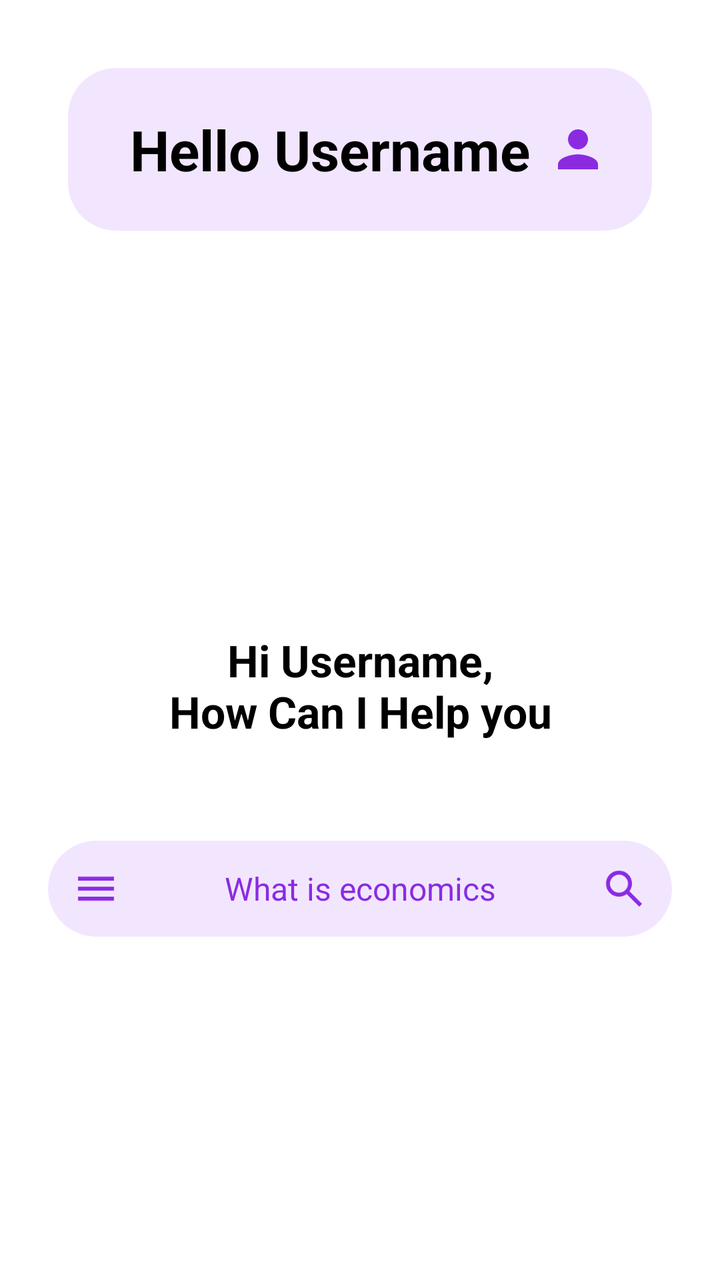
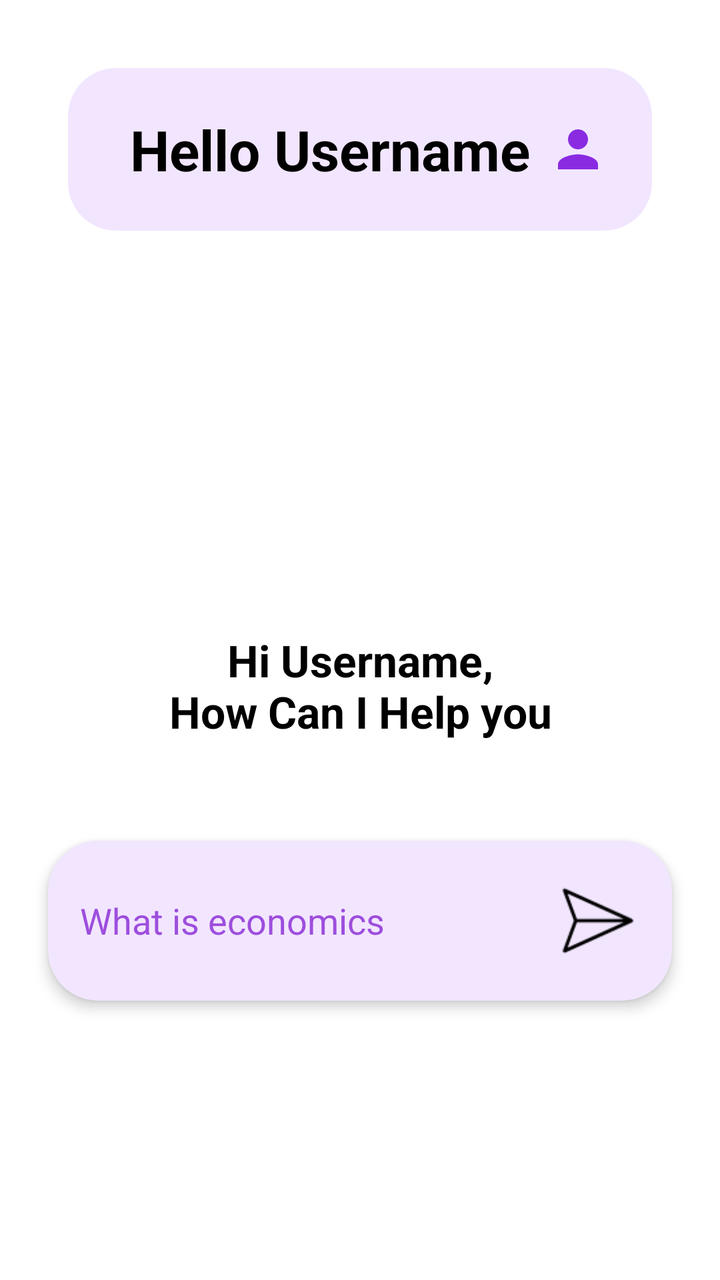

Screens rendered from an Android XML layout before and after an edit, with the pre-edit source and the edit as a unified diff.
<!-- AndroidManifest.xml: application theme Theme.EduApp -->
<!-- res/layout/activity_chat_ai_page.xml -->
<?xml version="1.0" encoding="utf-8"?>
<androidx.constraintlayout.widget.ConstraintLayout
    xmlns:android="http://schemas.android.com/apk/res/android"
    xmlns:app="http://schemas.android.com/apk/res-auto"
    xmlns:tools="http://schemas.android.com/tools"
    android:layout_width="match_parent"
    android:layout_height="match_parent"
    android:background="@color/white"
    tools:context=".ChatAiPageActivity">

    
    <LinearLayout
        android:id="@+id/headerLayout"
        android:layout_width="match_parent"
        android:layout_height="wrap_content"
        android:layout_margin="34dp"
        android:background="@drawable/rounded_header_bg"
        android:gravity="center_vertical"
        android:orientation="horizontal"
        android:padding="22dp"
        app:layout_constraintEnd_toEndOf="parent"
        app:layout_constraintStart_toStartOf="parent"
        app:layout_constraintTop_toTopOf="parent">

        <TextView
            android:layout_width="0dp"
            android:layout_height="wrap_content"
            android:layout_weight="1"
            android:gravity="center"
            android:text="@string/hello_username"
            android:textColor="@color/black"
            android:textSize="28sp"
            android:textStyle="bold" />

        <ImageView
            android:layout_width="30dp"
            android:layout_height="30dp"
            android:src="@drawable/ic_person"
            app:tint="@color/purple_accent" />
    </LinearLayout>

    
    <TextView
        android:id="@+id/greetingText"
        android:layout_width="wrap_content"
        android:layout_height="wrap_content"
        android:layout_marginTop="200dp"
        android:text="@string/greeting_text"
        android:textAlignment="center"
        android:textColor="@color/black"
        android:textSize="22sp"
        android:textStyle="bold"
        app:layout_constraintEnd_toEndOf="parent"
        app:layout_constraintStart_toStartOf="parent"
        app:layout_constraintTop_toBottomOf="@id/headerLayout"
        tools:textSize="44dp" />

    
    <LinearLayout
        android:id="@+id/searchBarLayout"
        android:layout_width="0dp"
        android:layout_height="wrap_content"
        android:layout_marginHorizontal="24dp"
        android:layout_marginTop="50dp"
        android:background="@drawable/rounded_search_bg"
        android:gravity="center_vertical"
        android:orientation="horizontal"
        android:padding="12dp"
        app:layout_constraintEnd_toEndOf="parent"
        app:layout_constraintStart_toStartOf="parent"
        app:layout_constraintTop_toBottomOf="@id/greetingText">

        <ImageView
            android:layout_width="24dp"
            android:layout_height="24dp"
            android:src="@drawable/ic_menu"
            app:tint="@color/purple_accent" />

        <TextView
            android:layout_width="0dp"
            android:layout_height="wrap_content"
            android:layout_weight="1"
            android:gravity="center"
            android:paddingHorizontal="12dp"
            android:text="@string/search_placeholder"
            android:textColor="@color/purple_accent"
            android:textSize="16sp" />

        <ImageView
            android:layout_width="24dp"
            android:layout_height="24dp"
            android:src="@drawable/ic_search"
            app:tint="@color/purple_accent" />
    </LinearLayout>


</androidx.constraintlayout.widget.ConstraintLayout>
<!-- resources referenced by this layout -->
<resources>
  <color name="black">#FF000000</color>
  <color name="purple_accent">#8A2BE2</color>
  <color name="white">#FFFFFFFF</color>
  <!-- drawable ic_menu (drawable) -->
  <vector xmlns:android="http://schemas.android.com/apk/res/android"
      android:width="24dp"
      android:height="24dp"
      android:viewportWidth="960"
      android:viewportHeight="960">
    <path
        android:pathData="M120,720v-80h720v80L120,720ZM120,520v-80h720v80L120,520ZM120,320v-80h720v80L120,320Z"
        android:fillColor="#e3e3e3"/>
  </vector>
  <!-- drawable ic_person (drawable) -->
  <vector xmlns:android="http://schemas.android.com/apk/res/android" android:height="24dp" android:tint="#000000" android:viewportHeight="24" android:viewportWidth="24" android:width="24dp">
        
      <path android:fillColor="@android:color/white" android:pathData="M12,12c2.21,0 4,-1.79 4,-4s-1.79,-4 -4,-4 -4,1.79 -4,4 1.79,4 4,4zM12,14c-2.67,0 -8,1.34 -8,4v2h16v-2c0,-2.66 -5.33,-4 -8,-4z"/>
      
  </vector>
  <!-- drawable ic_search (drawable) -->
  <vector xmlns:android="http://schemas.android.com/apk/res/android"
      android:width="24dp"
      android:height="24dp"
      android:viewportWidth="960"
      android:viewportHeight="960">
    <path
        android:pathData="M784,840 L532,588q-30,24 -69,38t-83,14q-109,0 -184.5,-75.5T120,380q0,-109 75.5,-184.5T380,120q109,0 184.5,75.5T640,380q0,44 -14,83t-38,69l252,252 -56,56ZM380,560q75,0 127.5,-52.5T560,380q0,-75 -52.5,-127.5T380,200q-75,0 -127.5,52.5T200,380q0,75 52.5,127.5T380,560Z"
        android:fillColor="#e3e3e3"/>
  </vector>
  <!-- drawable rounded_header_bg (drawable) -->
  <shape xmlns:android="http://schemas.android.com/apk/res/android"
      android:shape="rectangle">
      <solid android:color="@color/light_purple_bg" />
      <corners android:radius="24dp" />
  </shape>
  <!-- drawable rounded_search_bg (drawable) -->
  <shape xmlns:android="http://schemas.android.com/apk/res/android"
      android:shape="rectangle">
      <solid android:color="@color/light_purple_bg" />
      <corners android:radius="24dp" />
  </shape>
  <string name="greeting_text">Hi Username,\nHow Can I Help you</string>
  <string name="hello_username">Hello Username</string>
  <string name="search_placeholder">What is economics</string>
  <style name="Theme.EduApp" parent="Base.Theme.EduApp" />
  <color name="light_purple_bg">#F2E6FF</color>
  <style name="Base.Theme.EduApp" parent="Theme.Material3.Light.NoActionBar">
          <item name="buttonStyle">@style/Widget.Material3.Button</item>
      </style>
</resources>

<!-- the commit's change to res/layout/activity_chat_ai_page.xml (unified diff, before → after) -->
@@ -56,41 +56,47 @@
         tools:textSize="44dp" />
 
     
+
     <LinearLayout
         android:id="@+id/searchBarLayout"
         android:layout_width="0dp"
-        android:layout_height="wrap_content"
+        android:layout_height="80dp"
+        android:orientation="horizontal"
+        android:gravity="center_vertical"
+        android:paddingHorizontal="16dp"
+        android:layout_marginTop="50dp"
         android:layout_marginHorizontal="24dp"
-        android:layout_marginTop="50dp"
-        android:background="@drawable/rounded_search_bg"
-        android:gravity="center_vertical"
-        android:orientation="horizontal"
-        android:padding="12dp"
+        android:backgroundTintMode="src_in"
+        android:clipToOutline="true"
+        android:backgroundTint="@color/pale_violet"
+        android:layoutDirection="ltr"
+        android:elevation="4dp"
+        android:background="@drawable/search_bg"
         app:layout_constraintEnd_toEndOf="parent"
         app:layout_constraintStart_toStartOf="parent"
         app:layout_constraintTop_toBottomOf="@id/greetingText">
 
+        
+        <EditText
+            android:id="@+id/searchEditText"
+            android:layout_width="0dp"
+            android:layout_height="match_parent"
+            android:layout_weight="1"
+            android:hint="@string/search_placeholder"
+            android:background="@android:color/transparent"
+            android:textColorHint="@color/purple"
+            android:textColor="@color/black"
+            android:padding="0dp" />
+
+        
         <ImageView
-            android:layout_width="24dp"
-            android:layout_height="24dp"
-            android:src="@drawable/ic_menu"
-            app:tint="@color/purple_accent" />
-
-        <TextView
-            android:layout_width="0dp"
-            android:layout_height="wrap_content"
-            android:layout_weight="1"
-            android:gravity="center"
-            android:paddingHorizontal="12dp"
-            android:text="@string/search_placeholder"
-            android:textColor="@color/purple_accent"
-            android:textSize="16sp" />
-
-        <ImageView
-            android:layout_width="24dp"
-            android:layout_height="24dp"
-            android:src="@drawable/ic_search"
-            app:tint="@color/purple_accent" />
+            android:id="@+id/sendButton"
+            android:layout_width="42dp"
+            android:layout_height="42dp"
+            android:layout_marginStart="12dp"
+            android:clickable="true"
+            android:focusable="true"
+            android:src="@drawable/sendbtn" />
     </LinearLayout>
 
 
<!-- resource entries referenced after the edit -->
@@ -1,33 +1,15 @@
 <!-- resources referenced by this layout -->
 <resources>
   <color name="black">#FF000000</color>
+  <color name="pale_violet">#F2E6FF</color>
+  <color name="purple">#9D4EDD</color>
   <color name="purple_accent">#8A2BE2</color>
   <color name="white">#FFFFFFFF</color>
-  <!-- drawable ic_menu (drawable) -->
-  <vector xmlns:android="http://schemas.android.com/apk/res/android"
-      android:width="24dp"
-      android:height="24dp"
-      android:viewportWidth="960"
-      android:viewportHeight="960">
-    <path
-        android:pathData="M120,720v-80h720v80L120,720ZM120,520v-80h720v80L120,520ZM120,320v-80h720v80L120,320Z"
-        android:fillColor="#e3e3e3"/>
-  </vector>
   <!-- drawable ic_person (drawable) -->
   <vector xmlns:android="http://schemas.android.com/apk/res/android" android:height="24dp" android:tint="#000000" android:viewportHeight="24" android:viewportWidth="24" android:width="24dp">
         
       <path android:fillColor="@android:color/white" android:pathData="M12,12c2.21,0 4,-1.79 4,-4s-1.79,-4 -4,-4 -4,1.79 -4,4 1.79,4 4,4zM12,14c-2.67,0 -8,1.34 -8,4v2h16v-2c0,-2.66 -5.33,-4 -8,-4z"/>
       
-  </vector>
-  <!-- drawable ic_search (drawable) -->
-  <vector xmlns:android="http://schemas.android.com/apk/res/android"
-      android:width="24dp"
-      android:height="24dp"
-      android:viewportWidth="960"
-      android:viewportHeight="960">
-    <path
-        android:pathData="M784,840 L532,588q-30,24 -69,38t-83,14q-109,0 -184.5,-75.5T120,380q0,-109 75.5,-184.5T380,120q109,0 184.5,75.5T640,380q0,44 -14,83t-38,69l252,252 -56,56ZM380,560q75,0 127.5,-52.5T560,380q0,-75 -52.5,-127.5T380,200q-75,0 -127.5,52.5T200,380q0,75 52.5,127.5T380,560Z"
-        android:fillColor="#e3e3e3"/>
   </vector>
   <!-- drawable rounded_header_bg (drawable) -->
   <shape xmlns:android="http://schemas.android.com/apk/res/android"
@@ -35,12 +17,25 @@
       <solid android:color="@color/light_purple_bg" />
       <corners android:radius="24dp" />
   </shape>
-  <!-- drawable rounded_search_bg (drawable) -->
+  <!-- drawable search_bg (drawable) -->
   <shape xmlns:android="http://schemas.android.com/apk/res/android"
       android:shape="rectangle">
-      <solid android:color="@color/light_purple_bg" />
-      <corners android:radius="24dp" />
+  
+      
+      <solid android:color="#E8DAEF" />
+  
+      
+      <corners android:radius="25dp" />
+  
+      
+      <padding
+          android:left="10dp"
+          android:top="5dp"
+          android:right="10dp"
+          android:bottom="5dp" />
+  
   </shape>
+  <!-- drawable sendbtn: png bitmap (drawable, 961 bytes) -->
   <string name="greeting_text">Hi Username,\nHow Can I Help you</string>
   <string name="hello_username">Hello Username</string>
   <string name="search_placeholder">What is economics</string>
